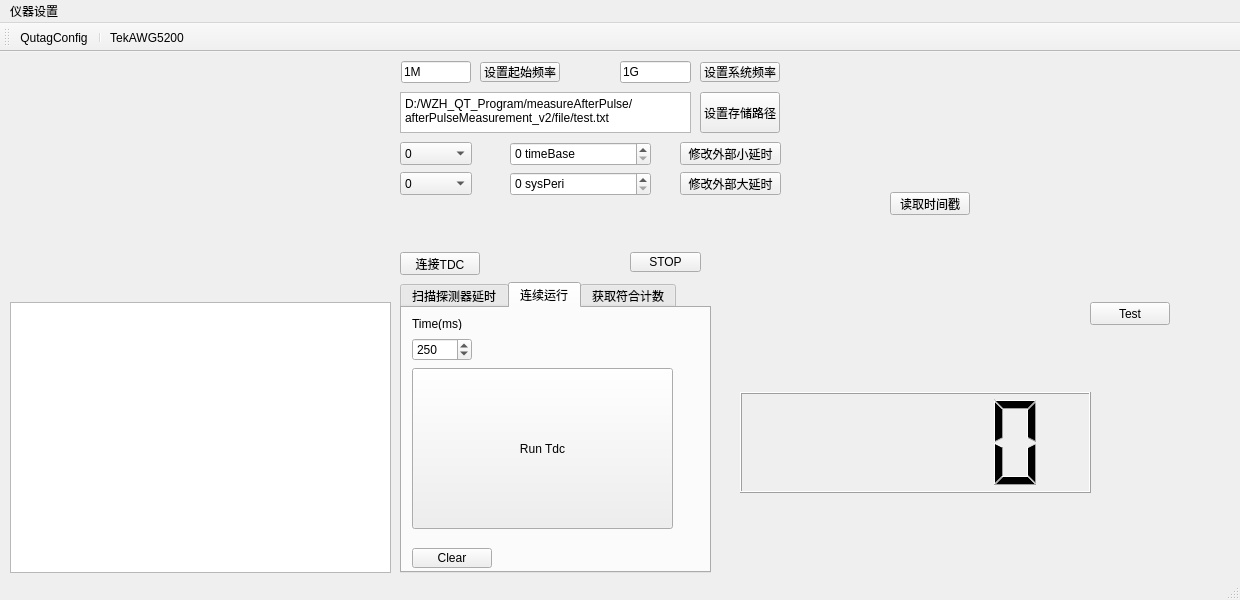
WhiteChimney/ModePairingTest_v1, file source/mainwindow.ui: the form before one commit.
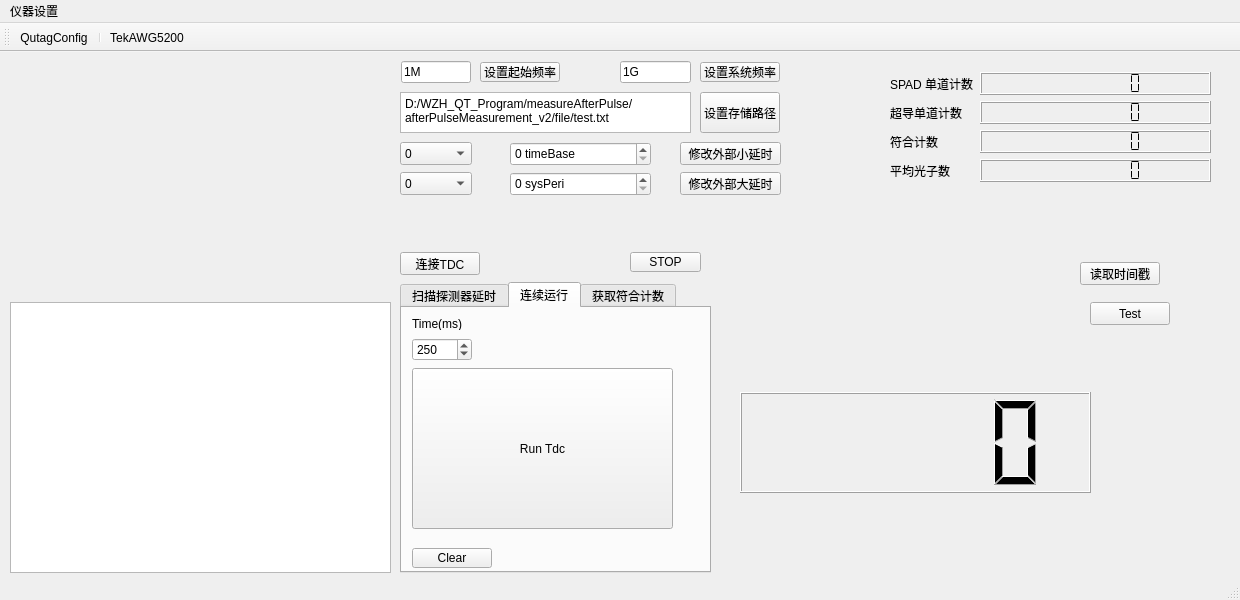
The form after the commit. Custom widgets are drawn as their Qt base class.

Commit message: 添加计数显示器

The edit to the form file:
```diff
--- a/source/mainwindow.ui
+++ b/source/mainwindow.ui
@@ -230,8 +230,8 @@
    <widget class="QPushButton" name="btnReadTimeStamps">
     <property name="geometry">
      <rect>
-      <x>890</x>
-      <y>140</y>
+      <x>1080</x>
+      <y>210</y>
       <width>80</width>
       <height>23</height>
      </rect>
@@ -617,6 +617,89 @@
      </rect>
     </property>
    </widget>
+   <widget class="QWidget" name="formLayoutWidget">
+    <property name="geometry">
+     <rect>
+      <x>890</x>
+      <y>20</y>
+      <width>321</width>
+      <height>151</height>
+     </rect>
+    </property>
+    <layout class="QFormLayout" name="formLayout">
+     <item row="0" column="0">
+      <widget class="QLabel" name="label_7">
+       <property name="text">
+        <string>SPAD 单道计数</string>
+       </property>
+      </widget>
+     </item>
+     <item row="1" column="0">
+      <widget class="QLabel" name="label_8">
+       <property name="text">
+        <string>超导单道计数</string>
+       </property>
+      </widget>
+     </item>
+     <item row="2" column="0">
+      <widget class="QLabel" name="label_9">
+       <property name="text">
+        <string>符合计数</string>
+       </property>
+      </widget>
+     </item>
+     <item row="0" column="1">
+      <widget class="QLCDNumber" name="lcdSpad">
+       <property name="smallDecimalPoint">
+        <bool>false</bool>
+       </property>
+       <property name="digitCount">
+        <number>9</number>
+       </property>
+       <property name="segmentStyle">
+        <enum>QLCDNumber::Flat</enum>
+       </property>
+      </widget>
+     </item>
+     <item row="1" column="1">
+      <widget class="QLCDNumber" name="lcdSnpd">
+       <property name="digitCount">
+        <number>9</number>
+       </property>
+       <property name="segmentStyle">
+        <enum>QLCDNumber::Flat</enum>
+       </property>
+      </widget>
+     </item>
+     <item row="2" column="1">
+      <widget class="QLCDNumber" name="lcdCoin">
+       <property name="digitCount">
+        <number>9</number>
+       </property>
+       <property name="segmentStyle">
+        <enum>QLCDNumber::Flat</enum>
+       </property>
+      </widget>
+     </item>
+     <item row="3" column="0">
+      <widget class="QLabel" name="label_10">
+       <property name="text">
+        <string>平均光子数</string>
+       </property>
+      </widget>
+     </item>
+     <item row="3" column="1">
+      <widget class="QLCDNumber" name="lcdMu">
+       <property name="digitCount">
+        <number>9</number>
+       </property>
+       <property name="segmentStyle">
+        <enum>QLCDNumber::Flat</enum>
+       </property>
+      </widget>
+     </item>
+    </layout>
+   </widget>
   </widget>
   <widget class="QMenuBar" name="menubar">
    <property name="geometry">
```
The commit also changes 1 other file.
